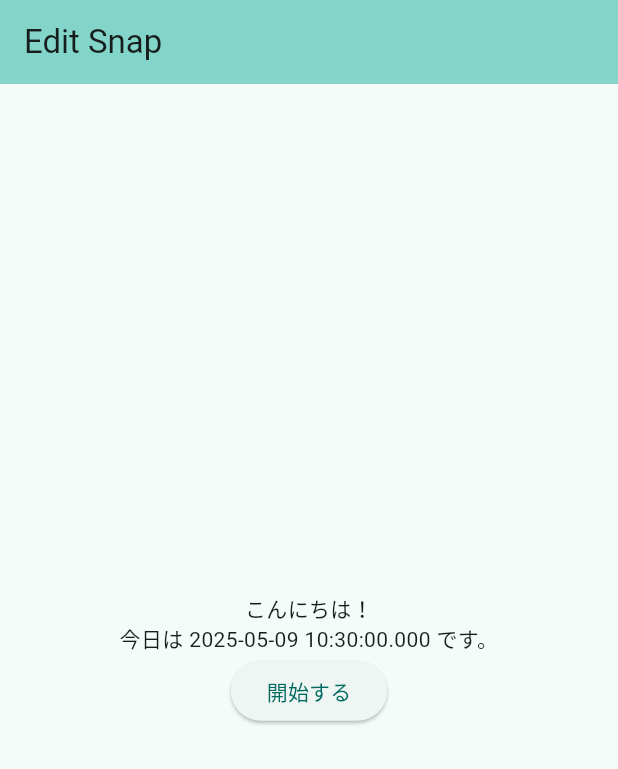
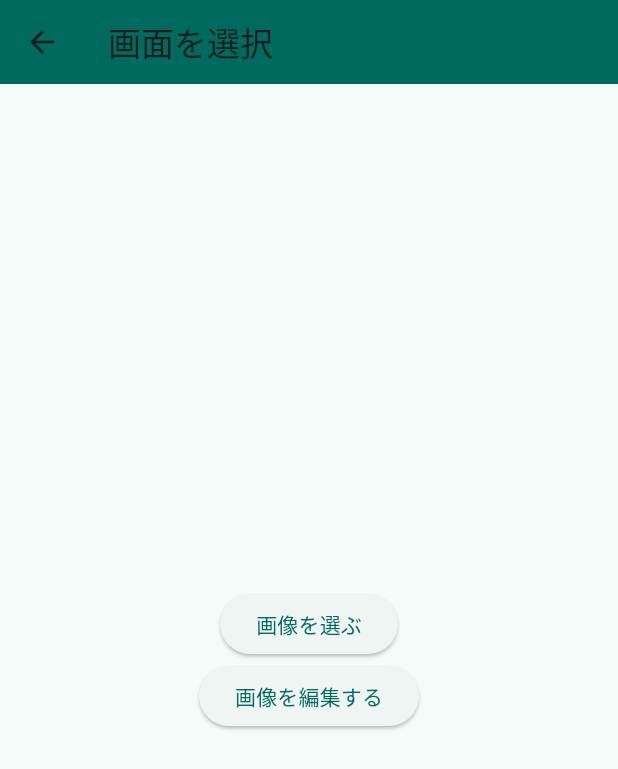
Before and after one commit to saeki4n/edit_snap, a Flutter app: the screen it shows after launch, after a tap on "開始する", on a phone screen of 412 x 824 dp. Shown: the top 769 px of the screen. Run offline on Flutter 3.47's test engine with Material 3 defaults, Android fonts, the phone set to English and light mode, and no system bars; generated files the repository leaves out were written again.

Commit message:
画面遷移機能を実装

```diff
--- /dev/null
+++ b/lib/image_select_screen.dart
@@ -0,0 +1,31 @@
+import "package:flutter/material.dart";
+import 'package:flutter_gen/gen_l10n/app_localizations.dart';
+
+class ImageSelectScreen extends StatefulWidget {
+  const ImageSelectScreen({super.key});
+
+  @override
+  State<ImageSelectScreen> createState() => _ImageSelectScreenState();
+}
+
+class _ImageSelectScreenState extends State<ImageSelectScreen> {
+  @override
+  Widget build(BuildContext context) {
+    final l10n = L10n.of(context);
+    return Scaffold(
+      appBar: AppBar(
+        backgroundColor: Theme.of(context).colorScheme.primary,
+        title: Text(l10n.imageSelectScreenTitle),
+      ),
+      body: Center(
+        child: Column(
+          mainAxisAlignment: MainAxisAlignment.center,
+          children: [
+            ElevatedButton(onPressed: () {}, child: Text(l10n.imageSelect)),
+            ElevatedButton(onPressed: () {}, child: Text(l10n.imageEdit)),
+          ],
+        ),
+      ),
+    );
+  }
+}
--- a/lib/l10n/app_ja.arb
+++ b/lib/l10n/app_ja.arb
@@ -9,5 +9,8 @@
             }
         }
     },
-    "start":"開始する"
+    "start":"開始する",
+    "imageSelectScreenTitle":"画面を選択",
+    "imageSelect":"画像を選ぶ",
+    "imageEdit":"画像を編集する"
 }
--- a/lib/start_screen.dart
+++ b/lib/start_screen.dart
@@ -1,3 +1,4 @@
+import "package:edit_snap/image_select_screen.dart";
 import 'package:flutter/material.dart';
 import 'package:flutter_gen/gen_l10n/app_localizations.dart';
 
@@ -17,10 +18,19 @@ class StartScreen extends StatelessWidget {
           mainAxisAlignment: MainAxisAlignment.center,
           children: [
             Text(
-              'こんにちは！\n今日は ${DateTime.now()} です。',
+              l10n.helloWorldOn(DateTime.now()),
               textAlign: TextAlign.center,
             ),
-            ElevatedButton(child: const Text('開始する'), onPressed: () {}),
+            ElevatedButton(
+              child: Text(l10n.start),
+              onPressed: () {
+                Navigator.of(context).push(
+                  MaterialPageRoute(
+                    builder: (context) => const ImageSelectScreen(),
+                  ),
+                );
+              },
+            ),
           ],
         ),
       ),
```
